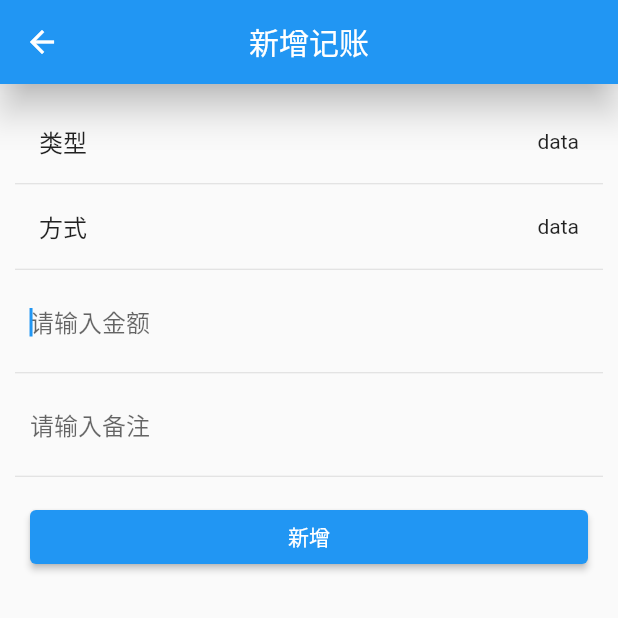
After one commit to zhao-bin-zero/zhaoxiaowu_app, a Flutter app: the AccoutingAddView screen opened by its route, on a phone screen of 412 x 824 dp, the top half of it. The commit adds this screen. Run offline on Flutter 3.47's test engine with Material 2 defaults, Android fonts, the phone set to English and light mode, and no system bars; our stand-ins replace dio, flutter_easyloading, flutter_screenutil, flutter_swiper, shared_preferences; missing offline and left inert: encrypt, jpush_flutter; accounts and stored records are empty.

Commit message:
新增记账ui

```diff
--- a/lib/main.dart
+++ b/lib/main.dart
@@ -91,7 +91,7 @@ class _MyAppState extends State<MyApp> {
           primaryColor: themes[Provider.of<ThemeViewmodel>(context).getColor],
           buttonTheme: ButtonThemeData(
             buttonColor: themes[Provider.of<ThemeViewmodel>(context).getColor],
-            textTheme: ButtonTextTheme.normal,
+            textTheme: ButtonTextTheme.primary,
           ),
         ),
         // builder: (context, widget) {
--- a/lib/routes/routes.dart
+++ b/lib/routes/routes.dart
@@ -1,5 +1,6 @@
 import 'package:flutter/material.dart';
 import 'package:zhaoxiaowu_app/view/accounting/accounting_list.dart';
+import 'package:zhaoxiaowu_app/view/accounting/accouting_add.dart';
 import 'package:zhaoxiaowu_app/view/user/login_view.dart';
 import 'package:zhaoxiaowu_app/view/menu_view.dart';
 import 'package:zhaoxiaowu_app/view/user/register_view.dart';
@@ -11,4 +12,5 @@ Map<String, WidgetBuilder> routes = {
   "register": (BuildContext context) => RegisterView(),
   "theme": (BuildContext context) => SettingsTheme(),
   "accouting": (BuildContext context) => AccoutingView(),
+  "accouting/add": (BuildContext context) => AccoutingAddView(),
 };
--- a/lib/view/accounting/accounting_list.dart
+++ b/lib/view/accounting/accounting_list.dart
@@ -141,6 +141,11 @@ class _AccoutingViewState extends State<AccoutingView> {
               : Provider.of<AccoutingViewmodel>(context).getList.length,
         ),
       ),
+      floatingActionButton: FloatingActionButton(
+        backgroundColor: Theme.of(context).primaryColor,
+        child: Icon(Icons.add),
+        onPressed: _add,
+      ),
     );
   }
 
@@ -231,4 +236,8 @@ class _AccoutingViewState extends State<AccoutingView> {
       loadData();
     }
   }
+
+  void _add() {
+    Navigator.of(context).pushNamed("accouting/add");
+  }
 }
--- /dev/null
+++ b/lib/view/accounting/accouting_add.dart
@@ -0,0 +1,87 @@
+import 'package:flutter/material.dart';
+import 'package:zhaoxiaowu_app/base/view.dart';
+
+class AccoutingAddView extends StatefulWidget {
+  @override
+  _AccoutingAddViewState createState() => _AccoutingAddViewState();
+}
+
+class _AccoutingAddViewState extends State<AccoutingAddView> {
+  TextEditingController _money;
+  TextEditingController _desc;
+
+  @override
+  void initState() {
+    _money = TextEditingController();
+    _desc = TextEditingController();
+    super.initState();
+  }
+
+  @override
+  void dispose() {
+    _money.dispose();
+    _desc.dispose();
+    super.dispose();
+  }
+
+  @override
+  Widget build(BuildContext context) {
+    return Scaffold(
+      appBar: getAppbar("新增记账"),
+      body: Padding(
+        padding: EdgeInsets.all(10),
+        child: Column(
+          children: [
+            ListTile(
+              title: Text("类型"),
+              trailing: Text("data"),
+            ),
+            Divider(height: 1),
+            ListTile(
+              title: Text("方式"),
+              trailing: Text("data"),
+            ),
+            Divider(height: 1),
+            Container(
+              padding: EdgeInsets.all(10),
+              child: TextField(
+                decoration: InputDecoration(
+                  border: InputBorder.none,
+                  hintText: "请输入金额",
+                ),
+                keyboardType: TextInputType.number,
+                textInputAction: TextInputAction.next,
+                autofocus: true,
+                controller: _money,
+              ),
+            ),
+            Divider(height: 1),
+            Container(
+              padding: EdgeInsets.all(10),
+              child: TextField(
+                decoration: InputDecoration(
+                  border: InputBorder.none,
+                  hintText: "请输入备注",
+                ),
+                textInputAction: TextInputAction.send,
+                controller: _desc,
+              ),
+            ),
+            Divider(height: 1),
+            SizedBox(height: 16),
+            Container(
+              width: double.infinity,
+              margin: EdgeInsets.only(left: 10, right: 10),
+              child: RaisedButton(
+                onPressed: _submit,
+                child: Text("新增"),
+              ),
+            ),
+          ],
+        ),
+      ),
+    );
+  }
+
+  void _submit() {}
+}
```
